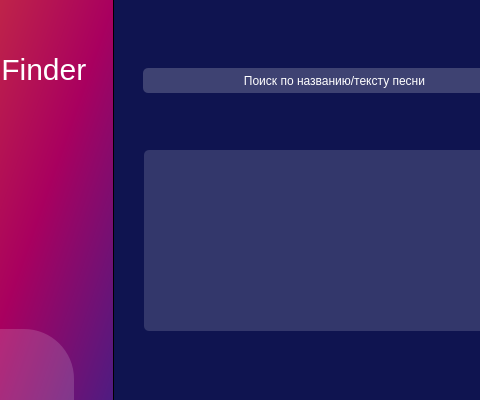
Above: main_window.ui from alicedeni/py-project before the change; both pictures show x 96 to 576 and y 0 to 400 of the 800 by 600 pixel window. Below: the same form after it.
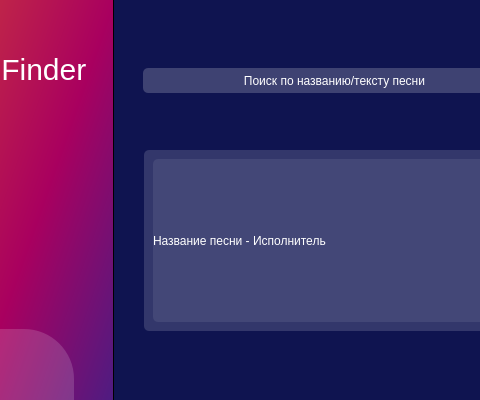
That is the form after the change. Icons and pictures are not drawn.

Patch:
```diff
--- a/main_window.ui
+++ b/main_window.ui
@@ -251,6 +251,15 @@
        <height>181</height>
       </rect>
      </property>
+                <layout class="QVBoxLayout" name="verticalLayout">
+                <item>
+                        <widget class="QLabel" name="song_label">
+                        <property name="text">
+                                <string>Название песни - Исполнитель</string>
+                        </property>
+                        </widget>
+                </item>
+                </layout>
     </widget>
    </widget>
    <widget class="QFrame" name="frame_6">
```
Left out of the diff: 8 changed lines with no effect on the pictures. Lines whose indentation alone changed are shown as unchanged.
